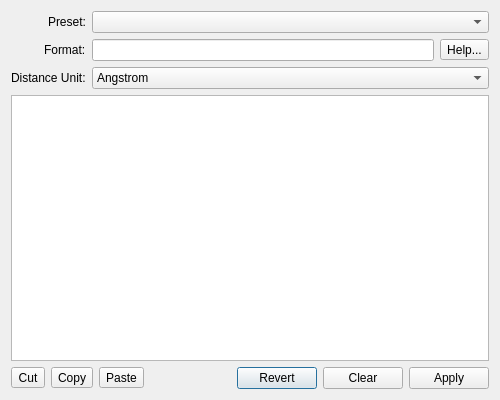
The window that avogadro/qtplugins/coordinateeditor/coordinateeditordialog.ui (OpenChemistry/avogadrolibs) describes before a commit, drawn with Qt 5.
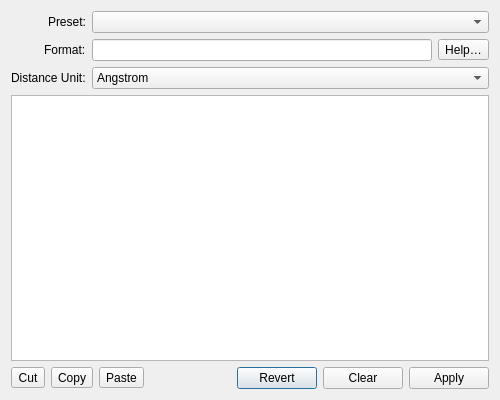
The same window after the commit. Custom widgets are drawn as their Qt base class.

The edit to the form file:
```diff
--- a/avogadro/qtplugins/coordinateeditor/coordinateeditordialog.ui
+++ b/avogadro/qtplugins/coordinateeditor/coordinateeditordialog.ui
@@ -75,7 +75,7 @@
        <item>
         <widget class="QToolButton" name="help">
          <property name="text">
-          <string>Help...</string>
+          <string>Help…</string>
          </property>
         </widget>
        </item>
```
